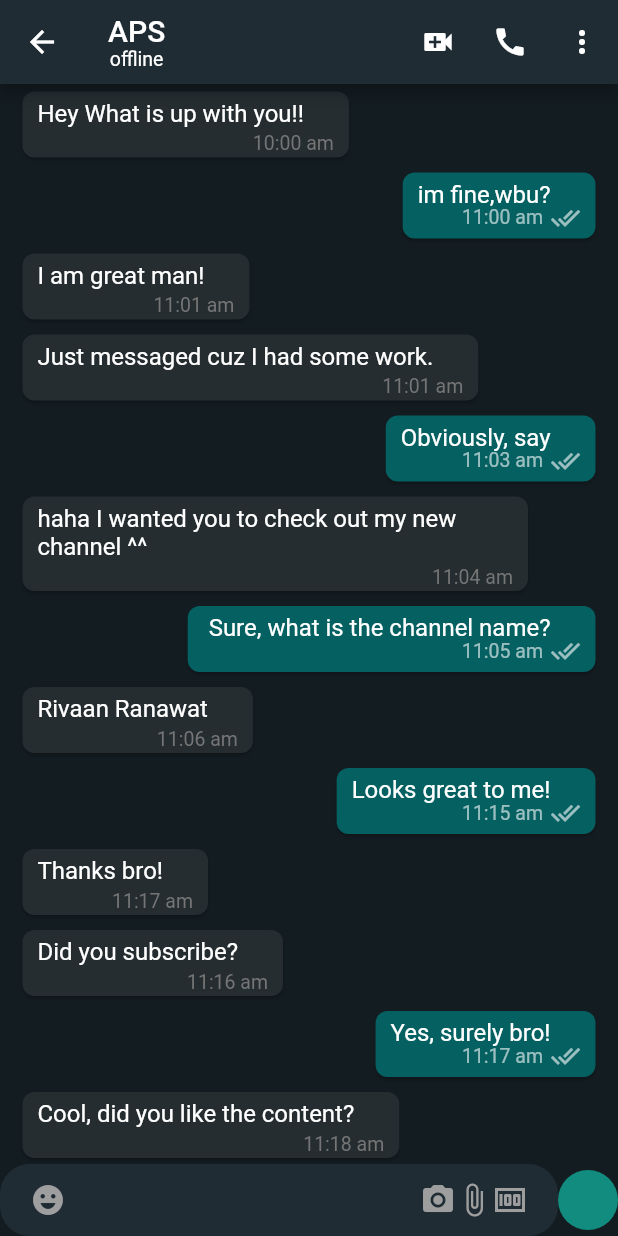
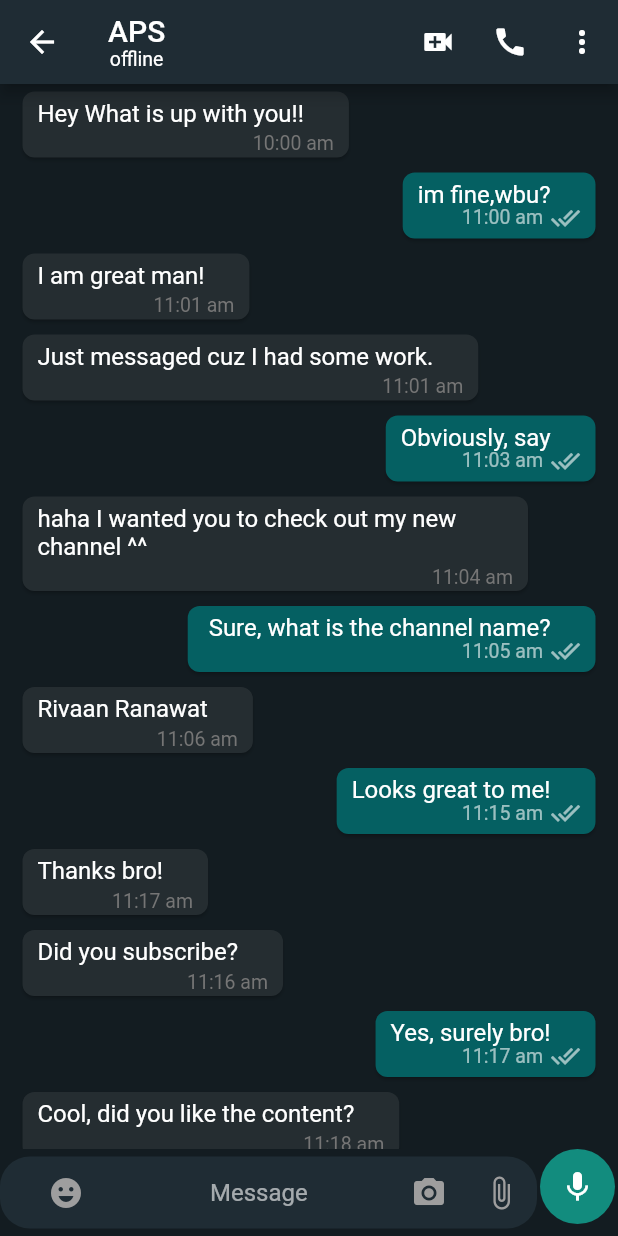
Before and after one commit to ankitpsamrat/Flutter-whatsapp-clone, a Flutter app: the MobileChatScreen screen opened directly, on a phone screen of 412 x 824 dp. Run offline on Flutter 3.47's test engine with Material 2 defaults, Android fonts, the phone set to English and light mode, and no system bars; our stand-ins replace cloud_firestore, country_picker, firebase_auth, firebase_core, firebase_storage, flutter_contacts and 2 more; accounts and stored records are empty.

Commit message:
first commit

```diff
--- /dev/null
+++ b/lib/features/chat/repository/chat_repository.dart
@@ -0,0 +1,12 @@
+import 'package:cloud_firestore/cloud_firestore.dart';
+import 'package:firebase_auth/firebase_auth.dart';
+
+class ChatRepository {
+  final FirebaseFirestore firestore;
+  final FirebaseAuth auth;
+
+  ChatRepository({
+    required this.firestore,
+    required this.auth,
+  });
+}
--- a/lib/features/chat/widgets/bottom_chat_field.dart
+++ b/lib/features/chat/widgets/bottom_chat_field.dart
@@ -1,46 +1,76 @@
 import 'package:flutter/material.dart';
 import 'package:whatsapp/colors.dart';
 
-class BottomChatField extends StatelessWidget {
+class BottomChatField extends StatefulWidget {
   const BottomChatField({Key? key}) : super(key: key);
+
+  @override
+  State<BottomChatField> createState() => _BottomChatFieldState();
+}
+
+class _BottomChatFieldState extends State<BottomChatField> {
+  bool isShowSendButton = false;
 
   @override
   Widget build(BuildContext context) {
     return Row(
       children: [
         Expanded(
-          child: TextField(
+          child: TextFormField(
+            onChanged: (val) {
+              if (val.isNotEmpty) {
+                setState(() {
+                  isShowSendButton = true;
+                });
+              } else {
+                setState(() {
+                  isShowSendButton = false;
+                });
+              }
+            },
             decoration: InputDecoration(
               filled: true,
               fillColor: mobileChatBoxColor,
-              prefixIcon: const Padding(
-                padding: EdgeInsets.symmetric(horizontal: 20.0),
-                child: Icon(
+              prefixIcon: Padding(
+                padding: const EdgeInsets.symmetric(horizontal: 20),
+                child: SizedBox(
+                  width: 100,
+                  child: Row(
+                    children: [
+                      IconButton(
+                        onPressed: () {},
+                        icon: Icon(
                           Icons.emoji_emotions,
                           color: Colors.grey,
                         ),
                       ),
-              suffixIcon: Padding(
-                padding: const EdgeInsets.symmetric(horizontal: 20.0),
+                    ],
+                  ),
+                ),
+              ),
+              suffixIcon: SizedBox(
+                width: 100,
                 child: Row(
                   mainAxisAlignment: MainAxisAlignment.end,
-                  children: const [
-                    Icon(
+                  children: [
+                    IconButton(
+                      onPressed: () {},
+                      icon: Icon(
                         Icons.camera_alt,
                         color: Colors.grey,
                       ),
-                    Icon(
+                    ),
+                    IconButton(
+                      onPressed: () {},
+                      icon: Icon(
                         Icons.attach_file,
                         color: Colors.grey,
                       ),
-                    Icon(
-                      Icons.money,
-                      color: Colors.grey,
                     ),
                   ],
                 ),
               ),
-              hintText: 'Type a message!',
+              hintText: 'Message',
               border: OutlineInputBorder(
                 borderRadius: BorderRadius.circular(20.0),
                 borderSide: const BorderSide(
@@ -52,8 +82,20 @@ class BottomChatField extends StatelessWidget {
             ),
           ),
         ),
-        CircleAvatar(
+        Padding(
+          padding: const EdgeInsets.only(
+            bottom: 8,
+            right: 2,
+            left: 2,
+          ),
+          child: CircleAvatar(
             backgroundColor: Color(0xFF128C7E),
+            radius: 25,
+            child: Icon(
+              isShowSendButton ? Icons.send : Icons.mic,
+              color: Colors.white,
+            ),
+          ),
         ),
       ],
     );
```
Lines whose indentation alone changed are shown as unchanged.
